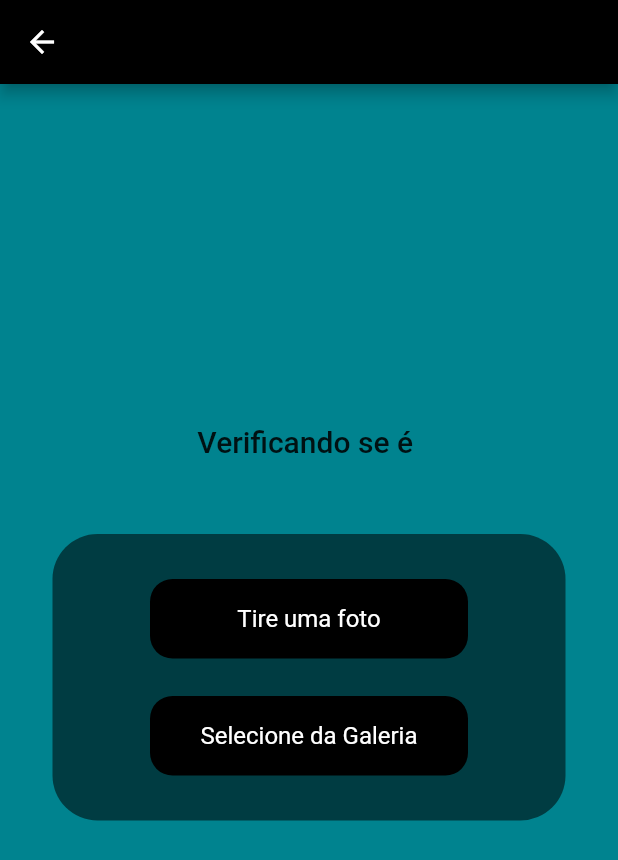
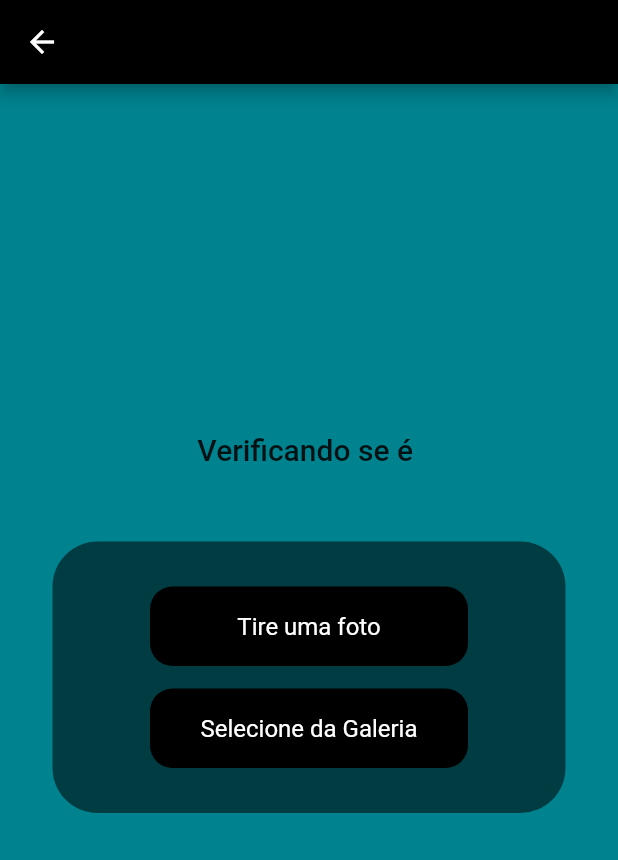
Before and after one commit to SFbarbara/findPet, a Flutter app: the InferirPage screen opened directly with empty values, on a phone screen of 412 x 824 dp. Shown: the top 860 px of the screen. Run offline on Flutter 3.47's test engine with Material 2 defaults, Android fonts, the phone set to English and light mode, and no system bars; our stand-ins replace cloud_firestore, firebase_auth, firebase_core, firebase_storage, google_fonts, image_picker; missing offline and left inert: tflite; accounts and stored records are empty.

Commit message:
alteração em inferir e add icone de novo

```diff
--- a/lib/pages/dogs_perdidos_widget.dart
+++ b/lib/pages/dogs_perdidos_widget.dart
@@ -15,6 +15,7 @@ class DogsPerdidosWidget extends StatelessWidget {
               Stack(
                 children: [
                   Card(
+                    color: Colors.black12,
                     child: SizedBox(
                       height: 300,
                       width: MediaQuery.of(context).size.width-24,
--- a/lib/pages/inferir/inferir_page.dart
+++ b/lib/pages/inferir/inferir_page.dart
@@ -113,7 +113,6 @@ class _InferirPageState extends State<InferirPage> {
                           : Container(
                               child: Column(
                                 children: [
-
                                   SizedBox(
                                     height: 230,
                                     width: 230,
@@ -131,10 +130,10 @@ class _InferirPageState extends State<InferirPage> {
                                   ),
                                   _output != null
                                       ? Text(
-                                          'Essa foto: ${_output[0]['label']}!',
+                                          'Essa foto ${_output[0]['label']}!',
                                           style: const TextStyle(
                                               color: Colors.white,
-                                              fontSize: 18,
+                                              fontSize: 15,
                                               fontWeight: FontWeight.w400),
                                         )
                                       : Container(),
@@ -168,7 +167,7 @@ class _InferirPageState extends State<InferirPage> {
                           ),
                         ),
                         const SizedBox(
-                          height: 25,
+                          height: 15,
                         ),
                         GestureDetector(
                           onTap: pickGalleryImage,
--- a/lib/pages/my_dog_widget.dart
+++ b/lib/pages/my_dog_widget.dart
@@ -21,7 +21,7 @@ class MyDogWidget extends StatelessWidget {
       child: Column(
         children: [
           // ignore: unnecessary_string_interpolations
-          Text("${mydog.nome ?? ''}"),
+          Text("${mydog.nome ?? ''}",),
           // ignore: avoid_unnecessary_containers
           Container(
             child: Column(
```
Also changed, not shown: 16 other files.
